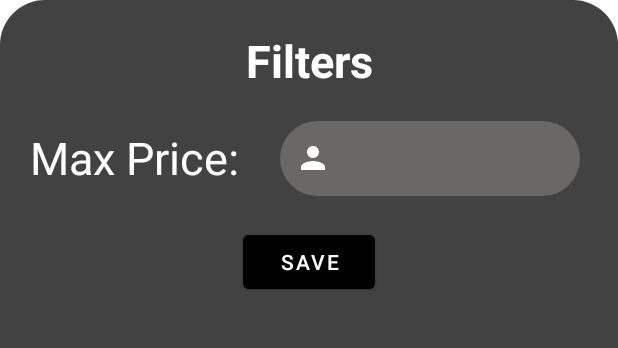
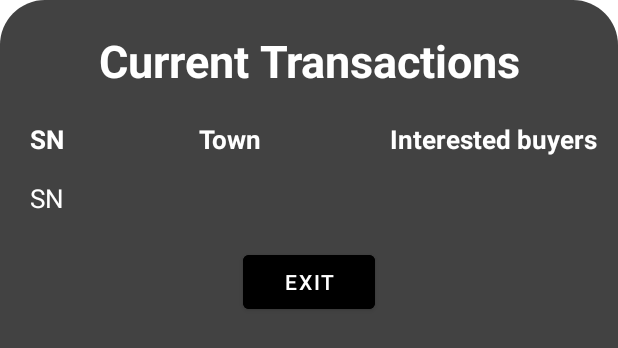
Before and after one commit to treesturn/PropertyResale_Application, an Android app: the layout bottomsheetlayout.xml on its own in the app's theme, with its tools: preview values and no code run, on a phone screen of 412 x 824 dp. Shown: the top 348 px of the screen. Run offline under Robolectric (Android 15) with nearby library versions, the phone set to English and light mode, and no system bars.

Commit message:
Added slide up menu for query 4 - transact info

```diff
--- a/app/src/main/java/com/example/propertyresale_app/Property_RecyclerViewAdapater.java
+++ b/app/src/main/java/com/example/propertyresale_app/Property_RecyclerViewAdapater.java
@@ -4,6 +4,8 @@ import android.content.Context;
 import android.view.LayoutInflater;
 import android.view.View;
 import android.view.ViewGroup;
+import android.widget.Filter;
+import android.widget.Filterable;
 import android.widget.ImageView;
 import android.widget.TextView;
 
@@ -53,6 +55,7 @@ public class Property_RecyclerViewAdapater extends RecyclerView.Adapter<Property
         return SN.size();
     }
 
+
     public static class MyViewHolder extends RecyclerView.ViewHolder{
 
 //        ImageView imageView;
--- a/app/src/main/java/com/example/propertyresale_app/guest_account.java
+++ b/app/src/main/java/com/example/propertyresale_app/guest_account.java
@@ -28,7 +28,7 @@ public class guest_account extends AppCompatActivity implements RecyclerViewInte
         town = new ArrayList<>();
         price = new ArrayList<>();
         Resale_Houses_Table = findViewById(R.id.Resale_Houses_Table);
-        adapater = new Property_RecyclerViewAdapater(this, SN, town, price,this);
+        adapater = new Property_RecyclerViewAdapater(this, SN, town, price, this);
         Resale_Houses_Table.setAdapter(adapater);
         Resale_Houses_Table.setLayoutManager(new LinearLayoutManager(this));
         displaydata();
@@ -42,7 +42,6 @@ public class guest_account extends AppCompatActivity implements RecyclerViewInte
         if(cursor.getCount() == 0)
         {
             Toast.makeText(this, "No Data Found", Toast.LENGTH_SHORT).show();
-            return;
         }
         else
         {
--- a/app/src/main/res/layout/bottomsheetlayout.xml
+++ b/app/src/main/res/layout/bottomsheetlayout.xml
@@ -7,14 +7,14 @@
     android:backgroundTint="@color/cardview_dark_background">
 
     <TextView
-        android:id="@+id/filter_title"
+        android:id="@+id/currenttransactions_title"
         app:layout_constraintTop_toTopOf="parent"
         app:layout_constraintEnd_toEndOf="parent"
         app:layout_constraintStart_toStartOf="parent"
         android:layout_marginTop="10dp"
         android:layout_width="match_parent"
         android:layout_height="wrap_content"
-        android:text="Filters"
+        android:text="Current Transactions"
         android:textSize="30dp"
         android:textColor="@color/white"
         android:textStyle="bold"
@@ -22,52 +22,95 @@
 
     <LinearLayout
         android:id="@+id/linear_layout1"
-        app:layout_constraintTop_toBottomOf="@+id/filter_title"
+        app:layout_constraintTop_toBottomOf="@+id/currenttransactions_title"
         app:layout_constraintEnd_toEndOf="parent"
         app:layout_constraintStart_toStartOf="parent"
+        android:layout_marginTop="20dp"
         android:layout_width="match_parent"
         android:layout_height="wrap_content"
         android:orientation="horizontal">
 
         <TextView
-            android:id="@+id/filer1"
-            android:layout_marginStart="10dp"
-            android:layout_marginTop="23dp"
+            android:id="@+id/cat1"
+            android:layout_marginStart="10sp"
             android:layout_width="wrap_content"
             android:layout_height="wrap_content"
-            android:text="Max Price: "
-            android:textSize="30dp"
+            android:text="SN"
+            android:textSize="17sp"
+            android:textStyle="bold"
             android:textColor="@color/white" />
 
-        <EditText
-            android:id="@+id/max_price"
-            android:layout_width="200dp"
-            android:layout_height="50dp"
-            android:layout_below="@id/sign_in"
-            android:layout_marginStart="20dp"
-            android:layout_marginTop="20dp"
-            android:layout_marginEnd="10dp"
-            android:layout_marginBottom="20dp"
-            android:background="@drawable/rounded_rect"
-            android:drawableLeft="@drawable/ic_baseline_person_24"
-            android:drawablePadding="10dp"
-            android:paddingStart="10dp"
-            android:textColor="@color/white"
-            android:textSize="20sp"
-            android:inputType= "numberPassword"/>
+        <TextView
+            android:id="@+id/cat2"
+            android:layout_marginStart="90sp"
+            android:layout_width="wrap_content"
+            android:layout_height="wrap_content"
+            android:text="Town"
+            android:textSize="17sp"
+            android:textStyle="bold"
+            android:textColor="@color/white" />
+
+        <TextView
+            android:id="@+id/cat3"
+            android:layout_marginStart="85sp"
+            android:layout_width="wrap_content"
+            android:layout_height="wrap_content"
+            android:text="Interested buyers"
+            android:textSize="17sp"
+            android:textStyle="bold"
+            android:textColor="@color/white" />
+    </LinearLayout>
+
+    <LinearLayout
+        android:id="@+id/linear_layout2"
+        app:layout_constraintTop_toBottomOf="@+id/linear_layout1"
+        app:layout_constraintEnd_toEndOf="parent"
+        app:layout_constraintStart_toStartOf="parent"
+        android:layout_marginTop="15dp"
+        android:layout_width="match_parent"
+        android:layout_height="wrap_content"
+        android:orientation="horizontal">
+
+        <TextView
+            android:id="@+id/SN2"
+            android:layout_marginStart="10sp"
+            android:layout_width="wrap_content"
+            android:layout_height="wrap_content"
+            android:text="SN"
+            android:textSize="17sp"
+            android:textColor="@color/white" />
+
+<!--        <TextView-->
+<!--            android:id="@+id/town2"-->
+<!--            android:layout_marginStart="90sp"-->
+<!--            android:layout_width="wrap_content"-->
+<!--            android:layout_height="wrap_content"-->
+<!--            android:text="Town"-->
+<!--            android:textSize="17sp"-->
+<!--            android:textColor="@color/white" />-->
+
+<!--        <TextView-->
+<!--            android:id="@+id/interestedbuyers2"-->
+<!--            android:layout_marginStart="85sp"-->
+<!--            android:layout_width="wrap_content"-->
+<!--            android:layout_height="wrap_content"-->
+<!--            android:text="Interested buyers"-->
+<!--            android:textSize="17sp"-->
+<!--            android:textColor="@color/white" />-->
     </LinearLayout>
 
     <Button
-        app:layout_constraintTop_toBottomOf="@+id/linear_layout1"
+        app:layout_constraintTop_toBottomOf="@+id/linear_layout2"
         app:layout_constraintEnd_toEndOf="parent"
         app:layout_constraintStart_toStartOf="parent"
+        android:layout_marginTop="20dp"
         android:layout_marginBottom="40dp"
-        android:id="@+id/SaveButton"
+        android:id="@+id/ExitButton"
         android:layout_width="wrap_content"
         android:layout_height="wrap_content"
         android:layout_centerHorizontal="true"
         android:backgroundTint="@color/black"
-        android:text="Save"
+        android:text="Exit"
         android:textColor="@color/white"
         android:elevation="10dp"/>
 
```
Also changed, not shown: app/src/main/java/com/example/propertyresale_app/DatabaseHelper.java (+22 -5 lines), app/src/main/java/com/example/propertyresale_app/user_account.java (+9 -12 lines), app/src/main/res/layout/activity_account_user.xml (+3 -4 lines).
